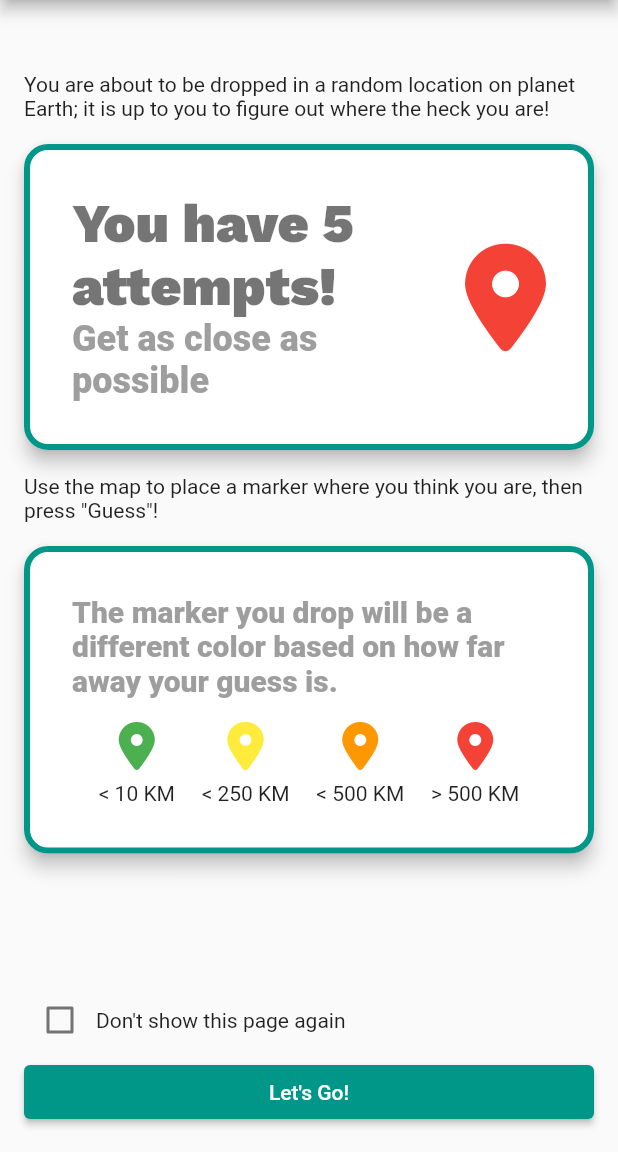
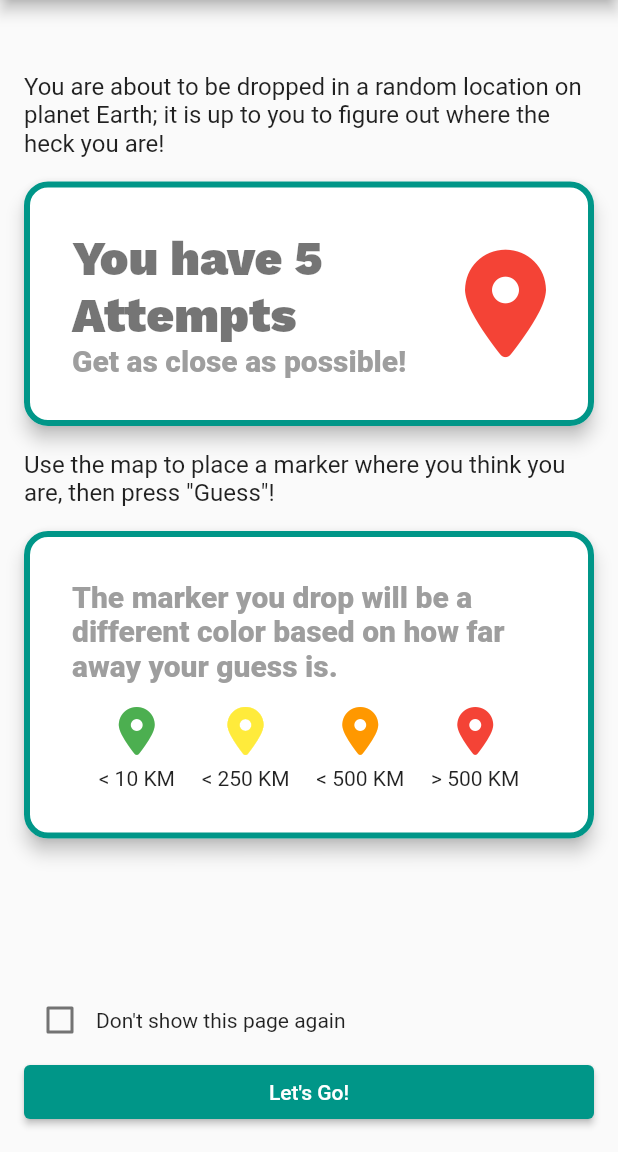
Before and after one commit to Lyubomir-Todorov/geo-golf, a Flutter app: the HowToPlay screen opened by its route, on a phone screen of 412 x 824 dp, the part 84-1236 px from its top. Run offline on Flutter 3.47's test engine with Material 2 defaults, Android fonts, the light colour scheme and no system bars; our stand-ins replace carousel_slider, cloud_firestore, confetti, firebase_auth, firebase_core, fl_chart and 9 more; missing offline and left inert: flutter_google_street_view, georange, utm; accounts and stored records are empty.

Commit message:
Text Styling

```diff
--- a/lib/screens/how_to_play.dart
+++ b/lib/screens/how_to_play.dart
@@ -50,7 +50,10 @@ class _HowToPlayState extends State<HowToPlay> {
                     const SizedBox(height: 32),
 
                     const Text(
-                      'You are about to be dropped in a random location on planet Earth; it is up to you to figure out where the heck you are!'
+                      'You are about to be dropped in a random location on planet Earth; it is up to you to figure out where the heck you are!',
+                      style: TextStyle(
+                        fontSize: 16
+                      ),
                     ),
 
                     const SizedBox(height: 16),
@@ -73,12 +76,16 @@ class _HowToPlayState extends State<HowToPlay> {
                                 crossAxisAlignment: CrossAxisAlignment.start,
                                 children: [
                                   Text(
-                                    'You have 5 attempts!',
-                                    style: Theme.of(context).textTheme.headline1
+                                    'You have 5 Attempts',
+                                    style: Theme.of(context).textTheme.headline1?.copyWith(
+                                      fontSize: 32,
+                                    )
                                   ),
                                   Text(
-                                    'Get as close as possible',
-                                    style: Theme.of(context).textTheme.headline5,
+                                    'Get as close as possible!',
+                                    style: Theme.of(context).textTheme.headline5?.copyWith(
+                                      fontSize: 20,
+                                    )
                                   ),
                                 ],
                               ),
@@ -97,7 +104,12 @@ class _HowToPlayState extends State<HowToPlay> {
 
                     const SizedBox(height: 16),
 
-                    const Text('Use the map to place a marker where you think you are, then press "Guess"!'),
+                    const Text(
+                      'Use the map to place a marker where you think you are, then press "Guess"!',
+                      style: TextStyle(
+                          fontSize: 16
+                      ),
+                    ),
 
                     const SizedBox(height: 16),
 
```
